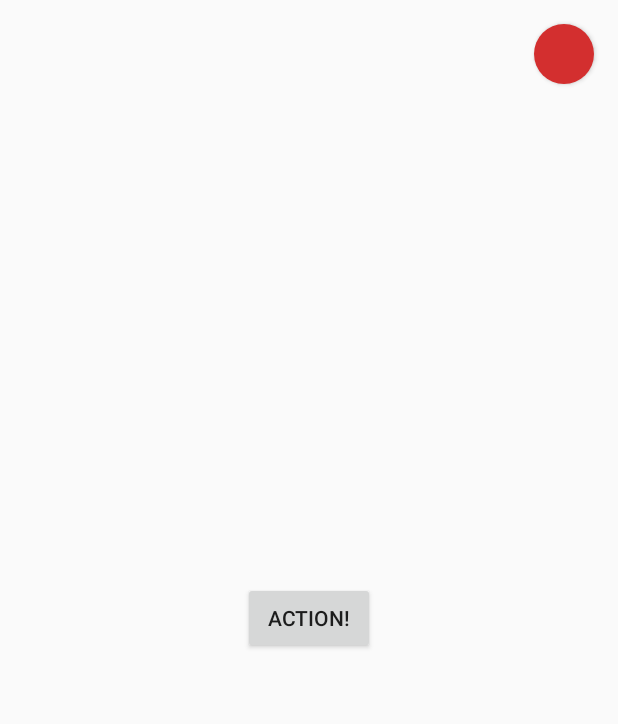
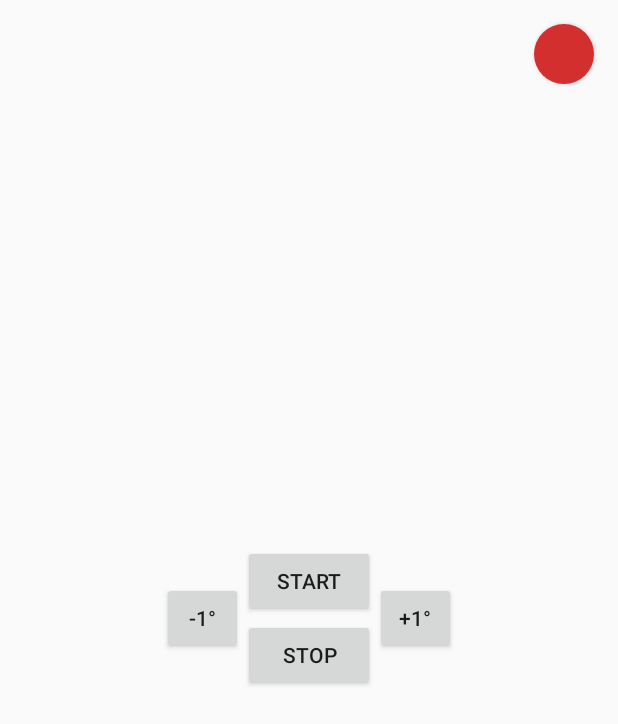
Before and after one commit to darekbx/robot-remote, an Android app: the layout activity_main.xml on its own in the app's theme, with its tools: preview values and no code run, on a phone screen of 412 x 824 dp. Shown: the top 724 px of the screen. Run offline under Robolectric (Android 15) with nearby library versions, the light colour scheme and no system bars.

Commit message:
REMOTE Added actions and device scan

```diff
--- a/app/build.gradle
+++ b/app/build.gradle
@@ -31,6 +31,7 @@ dependencies {
     implementation 'androidx.constraintlayout:constraintlayout:1.1.3'
 
     implementation 'no.nordicsemi.android:ble:2.1.1'
+    implementation 'no.nordicsemi.android.support.v18:scanner:1.4.2'
 
     testImplementation 'junit:junit:4.12'
     androidTestImplementation 'androidx.test:runner:1.1.1'
--- a/app/src/main/java/com/darekbx/robotremote/bluetooth/Remote.kt
+++ b/app/src/main/java/com/darekbx/robotremote/bluetooth/Remote.kt
@@ -66,10 +66,8 @@ class Remote(context: Context) : BleManager<BleManagerCallbacks>(context) {
             setNotificationCallback(notifyCharacteristic)
                 .with { device, data -> onData?.invoke(data) }
             enableNotifications(notifyCharacteristic).enqueue()
-        }
 
-        override fun onDeviceReady() {
-            super.onDeviceReady()
+
         }
     }
 }
--- a/app/src/main/res/layout/activity_main.xml
+++ b/app/src/main/res/layout/activity_main.xml
@@ -20,15 +20,63 @@
         android:text=""
         />
 
+    <TextView
+        android:id="@+id/device_name"
+        android:layout_width="0dp"
+        android:layout_height="wrap_content"
+        app:layout_constraintTop_toTopOf=""
+        app:layout_constraintStart_toStartOf="parent"
+        app:layout_constraintEnd_toStartOf="@id/device_state"
+        android:padding="16dp"
+        android:textSize="14sp"
+        />
+
     <Button
-        android:id="@+id/action_button"
+        android:id="@+id/start_button"
         android:layout_width="wrap_content"
         android:layout_height="wrap_content"
+        app:layout_constraintBottom_toTopOf="@id/center"
+        app:layout_constraintEnd_toEndOf="parent"
+        app:layout_constraintStart_toStartOf="parent"
+        android:text="Start"
+        />
+    <androidx.constraintlayout.widget.Placeholder
+        android:id="@+id/center"
+        android:layout_width="wrap_content"
+        android:layout_height="1dp"
         app:layout_constraintTop_toTopOf="parent"
         app:layout_constraintEnd_toEndOf="parent"
         app:layout_constraintStart_toStartOf="parent"
         app:layout_constraintBottom_toBottomOf="parent"
-        android:text="Action!"
+        />
+    <Button
+        android:id="@+id/stop_button"
+        android:layout_width="wrap_content"
+        android:layout_height="wrap_content"
+        app:layout_constraintTop_toBottomOf="@id/center"
+        app:layout_constraintEnd_toEndOf="parent"
+        app:layout_constraintStart_toStartOf="parent"
+        android:text="Stop"
+        />
+
+
+    <Button
+        android:id="@+id/left_action"
+        android:layout_width="54dp"
+        android:layout_height="wrap_content"
+        app:layout_constraintEnd_toStartOf="@id/start_button"
+        app:layout_constraintTop_toTopOf="@id/start_button"
+        app:layout_constraintBottom_toBottomOf="@id/stop_button"
+        android:text="-1&#176;"
+        />
+    <Button
+        android:id="@+id/right_action"
+        android:layout_width="54dp"
+        android:layout_height="wrap_content"
+        app:layout_constraintStart_toEndOf="@id/start_button"
+        app:layout_constraintTop_toTopOf="@id/start_button"
+        app:layout_constraintBottom_toBottomOf="@id/stop_button"
+        android:text="+1&#176;"
         />
 
     <TextView
```
Also changed, not shown: app/src/main/java/com/darekbx/robotremote/MainActivity.kt (+70 -15 lines), app/src/main/java/com/darekbx/robotremote/bluetooth/DevicesScanner.kt (added, +29 -0 lines).
